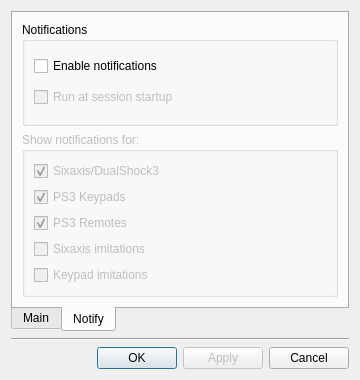
First picture: the form in qtsixa/gui/qtsixa_options.ui, repository aaronp24/QtSixA, before the edit.
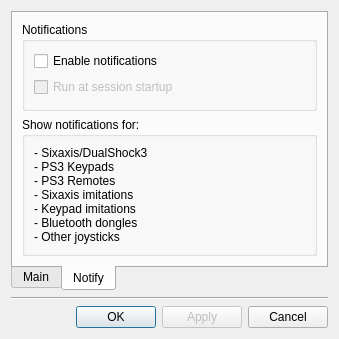
Second picture: the form after the edit. The open tabs and pages were chosen to show the change. Icons and pictures are not drawn.

```diff
--- a/qtsixa/gui/qtsixa_options.ui
+++ b/qtsixa/gui/qtsixa_options.ui
@@ -9,8 +9,8 @@
    <rect>
     <x>0</x>
     <y>0</y>
-    <width>360</width>
-    <height>380</height>
+    <width>332</width>
+    <height>328</height>
    </rect>
   </property>
   <property name="windowTitle">
@@ -149,7 +149,7 @@
        <item>
         <widget class="QGroupBox" name="groupNFor">
          <property name="enabled">
-          <bool>false</bool>
+          <bool>true</bool>
          </property>
          <property name="title">
           <string>Show notifications for:</string>
@@ -159,46 +159,15 @@
          </property>
          <layout class="QVBoxLayout" name="verticalLayout_8">
           <item>
-           <widget class="QCheckBox" name="checkNsixaxis">
+           <widget class="QLabel" name="label">
             <property name="text">
-             <string>Sixaxis/DualShock3</string>
-            </property>
-            <property name="checked">
-             <bool>true</bool>
-            </property>
-           </widget>
-          </item>
-          <item>
-           <widget class="QCheckBox" name="checkNkeypad">
-            <property name="text">
-             <string>PS3 Keypads</string>
-            </property>
-            <property name="checked">
-             <bool>true</bool>
-            </property>
-           </widget>
-          </item>
-          <item>
-           <widget class="QCheckBox" name="checkNremotes">
-            <property name="text">
-             <string>PS3 Remotes</string>
-            </property>
-            <property name="checked">
-             <bool>true</bool>
-            </property>
-           </widget>
-          </item>
-          <item>
-           <widget class="QCheckBox" name="checkNIsixaxis">
-            <property name="text">
-             <string>Sixaxis imitations</string>
-            </property>
-           </widget>
-          </item>
-          <item>
-           <widget class="QCheckBox" name="checkNIkeypad">
-            <property name="text">
-             <string>Keypad imitations</string>
+             <string>- Sixaxis/DualShock3&lt;br&gt;
+- PS3 Keypads&lt;br&gt;
+- PS3 Remotes&lt;br&gt;
+- Sixaxis imitations&lt;br&gt;
+- Keypad imitations&lt;br&gt;
+- Bluetooth dongles&lt;br&gt;
+- Other joysticks</string>
             </property>
            </widget>
           </item>
```
Left out of the diff: 20 changed lines with no effect on the pictures.
